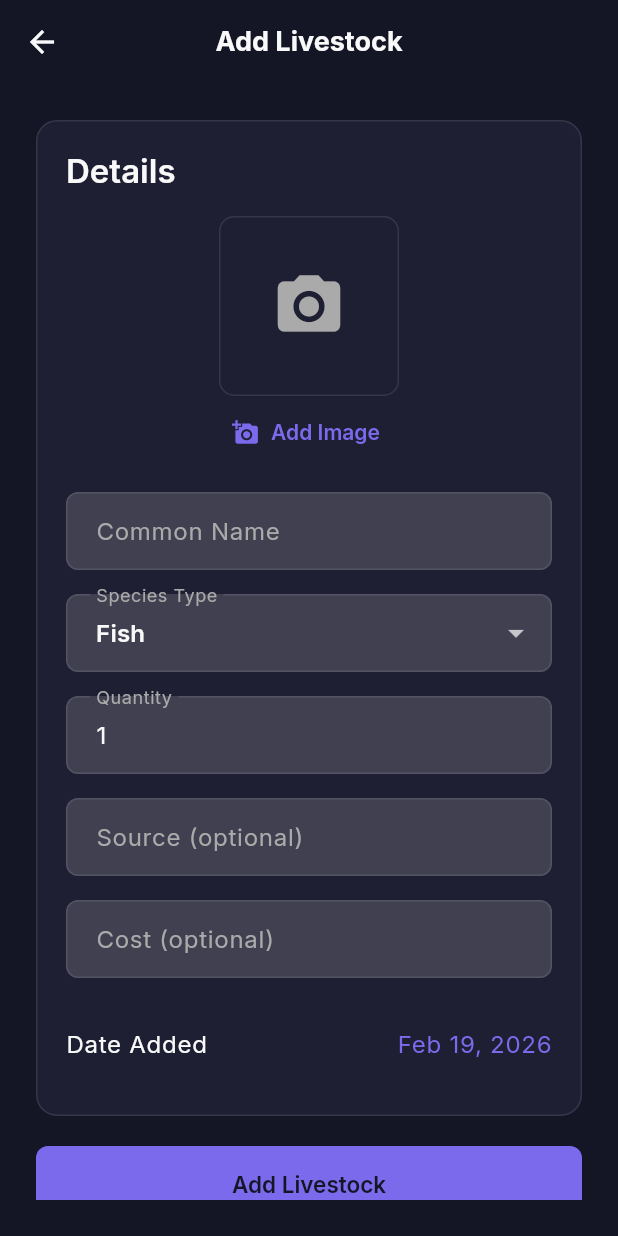
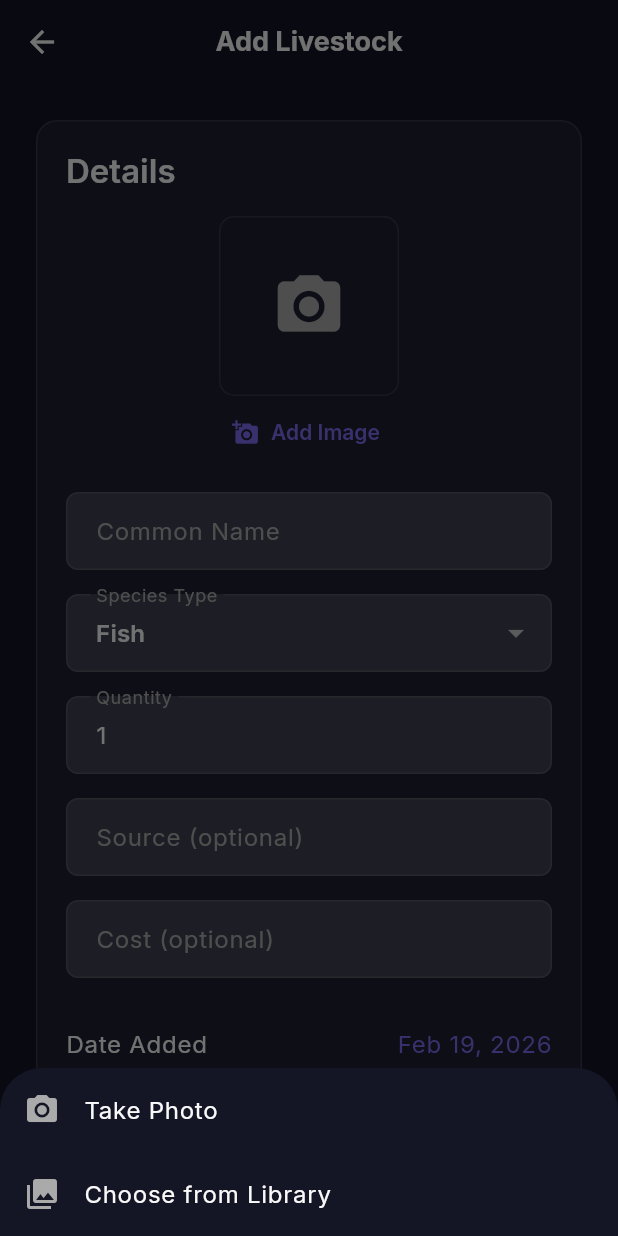
Before and after one commit to michaelt404-non-droid/ReefLynk, a Flutter app: the LivestockFormScreen screen opened directly, after a tap on "Add Image", on a phone screen of 412 x 824 dp. Run offline on Flutter 3.47's test engine with Material 3 defaults, Android fonts, the phone set to English and light mode, and no system bars; our stand-ins replace fl_chart, flutter_animate, flutter_local_notifications, google_fonts, image_picker, share_plus and 2 more; accounts and stored records are empty.

Commit message:
UX improvements, Android package rename, iOS build updates
- Charts: anchor x-axis to selected time window, explicit sort ascending
- Livestock form: camera/gallery picker bottom sheet, refresh stream on save
- Manual entry: dismiss keyboard on tap, add Done keyboard action
- Android: rename package from com.example.reeflynk to com.mikeyt.reeflynk
- iOS: update project and Podfile.lock from new machine setup

Co-Authored-By: Claude Sonnet 4.6 <noreply@anthropic.com>

```diff
--- a/lib/screens/livestock_form_screen.dart
+++ b/lib/screens/livestock_form_screen.dart
@@ -58,15 +58,35 @@ class _LivestockFormScreenState extends State<LivestockFormScreen> {
   }
 
   Future<void> _pickImage() async {
+    final source = await showModalBottomSheet<ImageSource>(
+      context: context,
+      builder: (ctx) => SafeArea(
+        child: Wrap(
+          children: [
+            ListTile(
+              leading: const Icon(Icons.camera_alt),
+              title: const Text('Take Photo'),
+              onTap: () => Navigator.pop(ctx, ImageSource.camera),
+            ),
+            ListTile(
+              leading: const Icon(Icons.photo_library),
+              title: const Text('Choose from Library'),
+              onTap: () => Navigator.pop(ctx, ImageSource.gallery),
+            ),
+          ],
+        ),
+      ),
+    );
+
+    if (source == null) return;
+
     final picker = ImagePicker();
-    final pickedFile = await picker.pickImage(source: ImageSource.gallery, imageQuality: 80, maxWidth: 1024);
+    final pickedFile = await picker.pickImage(source: source, imageQuality: 80, maxWidth: 1024);
 
     if (pickedFile != null) {
       final imageBytes = await pickedFile.readAsBytes();
       setState(() {
         _pickedImageBytes = imageBytes;
-        // When a new image is picked, we nullify the existing image path
-        // so the new image preview is shown.
         _imagePath = null;
       });
     }
@@ -107,7 +127,7 @@ class _LivestockFormScreenState extends State<LivestockFormScreen> {
       }
 
       if (mounted) {
-        Navigator.pop(context);
+        Navigator.pop(context, true);
         ScaffoldMessenger.of(context).showSnackBar(
           SnackBar(content: Text(_isEditing ? 'Livestock updated' : 'Livestock added')),
         );
```
Also changed, not shown: lib/screens/charts_screen.dart (+17 -8 lines), lib/screens/livestock_screen.dart (+37 -21 lines), lib/screens/manual_entry_screen.dart (+6 -1 lines), pubspec.lock, 6 other files.
